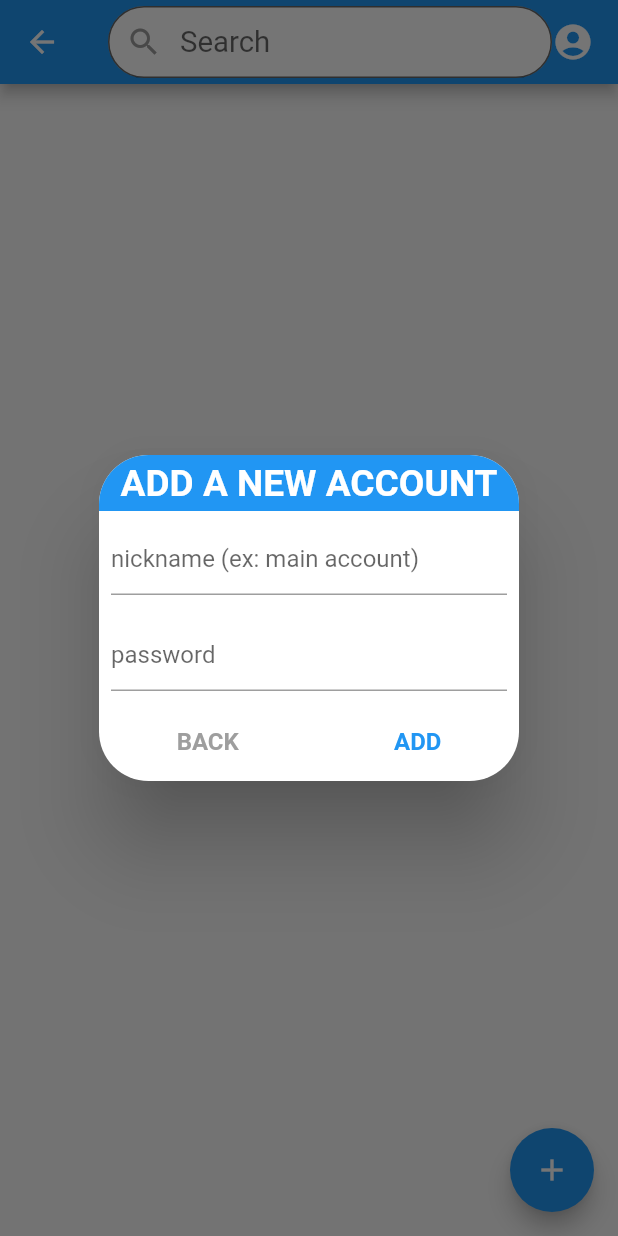
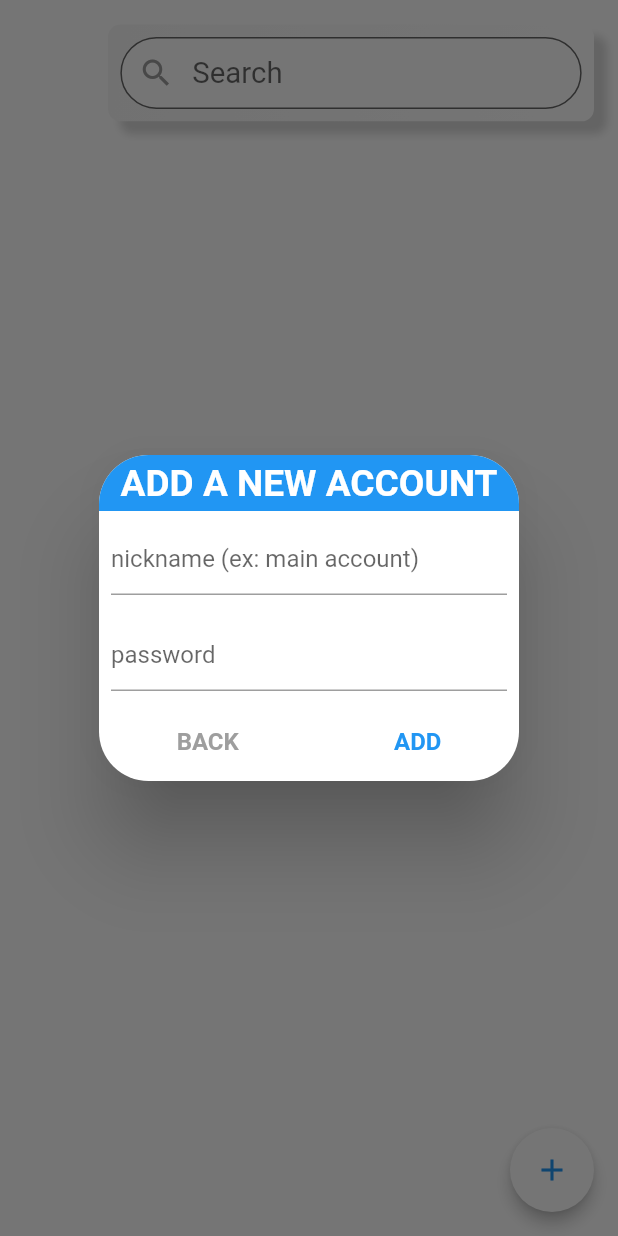
Before and after one commit to mayankkanela/onepass, a Flutter app: the Passwords screen opened directly, after a tap on the "add" icon, on a phone screen of 412 x 824 dp. Run offline on Flutter 3.47's test engine with Material 2 defaults, Android fonts, the phone set to English and light mode, and no system bars; our stand-ins replace cloud_firestore, firebase_auth, firebase_core, shared_preferences; missing offline and left inert: encrypt; accounts and stored records are empty.

Commit message:
update: ui changes

```diff
--- a/lib/main.dart
+++ b/lib/main.dart
@@ -10,7 +10,7 @@ Future<void> main() async {
   WidgetsFlutterBinding.ensureInitialized();
   await Firebase.initializeApp();
   SystemChrome.setSystemUIOverlayStyle(SystemUiOverlayStyle(
-      statusBarColor: Colors.blue, statusBarIconBrightness: Brightness.dark));
+      statusBarColor: Colors.white, statusBarIconBrightness: Brightness.dark));
   runApp(MyApp());
 }
 
--- a/lib/screens/passwords/passwords.dart
+++ b/lib/screens/passwords/passwords.dart
@@ -5,6 +5,8 @@ import 'package:onepass/screens/passwords/list_item_account.dart';
 import 'package:onepass/utils/utility.dart' as Utils;
 import 'package:onepass/widget/dialog_title.dart';
 import 'package:provider/provider.dart';
+
+import 'bottom_sheet_decrypt.dart';
 
 class Passwords extends StatefulWidget {
   @override
@@ -36,6 +38,7 @@ class _PasswordsState extends State<Passwords> {
     double dh = Utils.displayHeight(context) / 100;
     return SafeArea(
       child: Scaffold(
+        backgroundColor: Colors.white,
         appBar: _buildAppBar(dw, dh),
         body: _buildBody(dw, dh),
         floatingActionButton: _buildFloatingActionButton(dw, dh),
@@ -45,14 +48,33 @@ class _PasswordsState extends State<Passwords> {
 
   AppBar _buildAppBar(double dw, double dh) {
     return AppBar(
-      title: Row(
-        children: [
-          _buildSearchBar(kToolbarHeight / 100, dw),
-          Icon(
-            Icons.account_circle,
-            size: kToolbarHeight / 2,
-          )
-        ],
+      toolbarHeight: kToolbarHeight + dh * 5,
+      elevation: 0,
+      backgroundColor: Colors.white,
+      title: Container(
+        margin: EdgeInsets.symmetric(vertical: dh * 1),
+        padding: EdgeInsets.symmetric(vertical: dh * 1, horizontal: dw * 2),
+        decoration: BoxDecoration(
+            gradient: LinearGradient(colors: [
+              const Color(0xffe6e6e6),
+              Colors.white,
+            ], begin: Alignment(-5, -5), end: Alignment(1, 1)),
+            borderRadius: BorderRadius.circular(dh * 1),
+            boxShadow: [
+              BoxShadow(
+                  color: Color(0xffd9d9d9),
+                  offset: Offset(dh * 1, dh * 1),
+                  blurRadius: dh * 0.5),
+              BoxShadow(
+                  color: Colors.white,
+                  offset: Offset(dh * -1, dh * -1),
+                  blurRadius: dh * 0.5),
+            ]),
+        child: Row(
+          children: [
+            _buildSearchBar(kToolbarHeight / 100, dw),
+          ],
+        ),
       ),
     );
   }
@@ -95,7 +117,9 @@ class _PasswordsState extends State<Passwords> {
     return Consumer<UserProvider>(
         builder: (context, userProvider, child) =>
             userProvider.accounts.length > 0
-                ? _buildListView(userProvider.accounts, dw, dh)
+                ? Container(
+                    margin: EdgeInsets.only(top: dh * 2),
+                    child: _buildListView(userProvider.accounts, dw, dh))
                 : Center(
                     child: Text('No accounts added'),
                   ));
@@ -106,14 +130,20 @@ class _PasswordsState extends State<Passwords> {
         itemCount: accounts.length,
         itemBuilder: (BuildContext _, int index) {
           final account = accounts[index];
-          return ListItemAccount(account, dw, dh);
+          return ListItemAccount(account, dw, dh, _decryptBottomSheet);
         });
   }
 
   FloatingActionButton _buildFloatingActionButton(double dw, double dh) {
     return FloatingActionButton(
+      backgroundColor: Colors.white,
+      elevation: dh * 0.5,
+
       onPressed: () => _addAccountDialog(dw, dh),
-      child: Icon(Icons.add),
+      child: Icon(
+        Icons.add,
+        color: Colors.blue,
+      ),
     );
   }
 
@@ -287,4 +317,21 @@ class _PasswordsState extends State<Passwords> {
       Navigator.of(context).pop();
     }
   }
+
+  _decryptBottomSheet(Account account, double dw, double dh) {
+    showModalBottomSheet(
+        context: context,
+        isScrollControlled: true,
+        shape: RoundedRectangleBorder(
+            borderRadius: BorderRadius.only(
+                topLeft: Radius.circular(dh * 4),
+                topRight: Radius.circular(dh * 4))),
+        builder: (BuildContext _) {
+          return BottomSheetDecrypt(
+            dh: dh,
+            dw: dw,
+            account: account,
+          );
+        });
+  }
 }
```
Also changed, not shown: lib/screens/passwords/bottom_sheet_decrypt.dart (added, +29 -0 lines), lib/screens/passwords/list_item_account.dart (+9 -5 lines).
